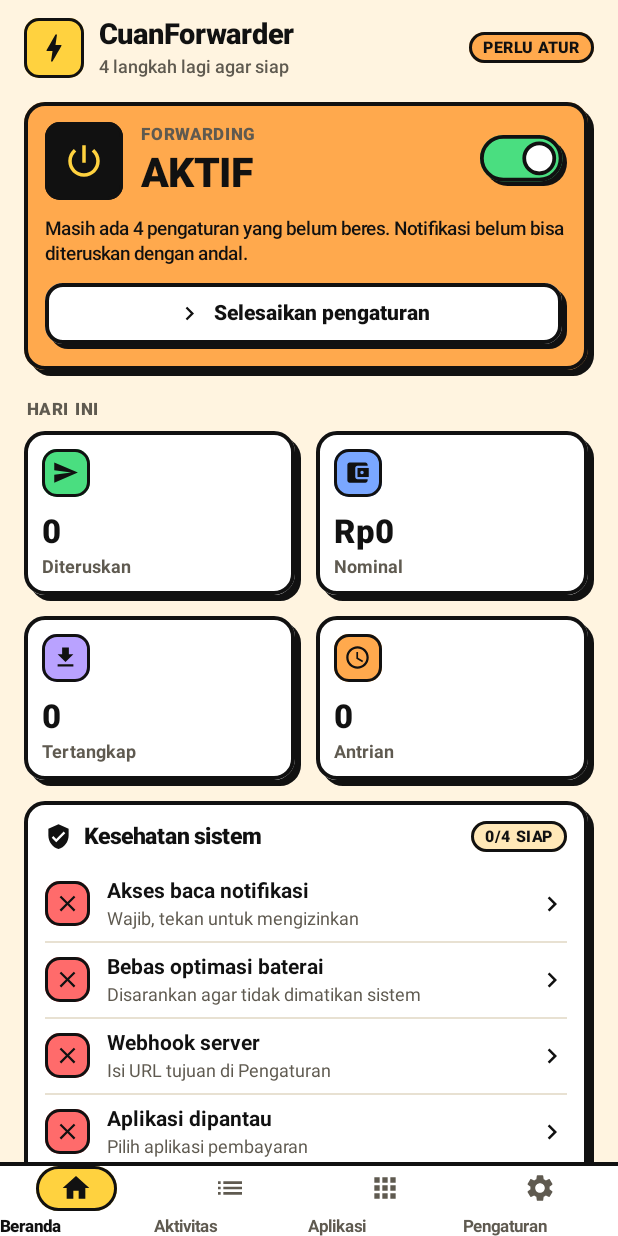
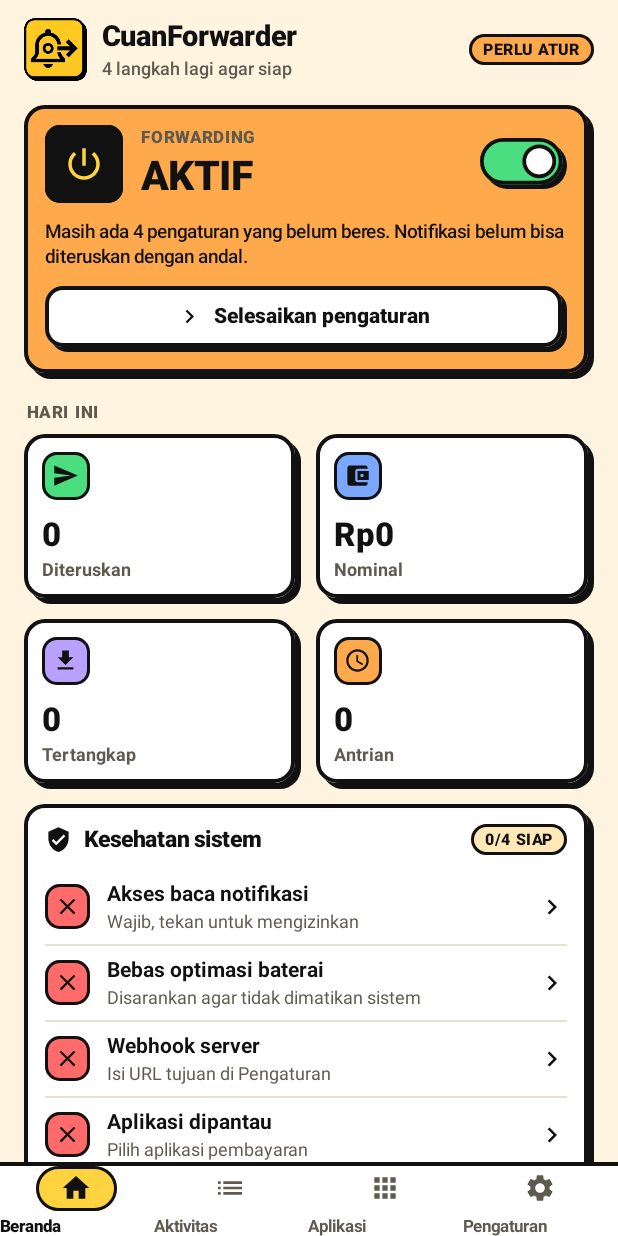
Before and after one commit to NixxyHorwitz/panen, an Android app: the screen it shows after launch (MainActivity), on a phone screen of 412 x 824 dp. Run offline under Robolectric (Android 15) with nearby library versions, the phone set to English and light mode, and no system bars.

Commit message:
CuanForwarder: bell-and-arrow launcher icon and header logo
Adaptive launcher icon built from the new logo (tile kept inside the safe zone
so circle and squircle masks don't crop it), monochrome layer for themed icons,
bell-with-arrow status bar icon, and the logo in the app header.

Co-Authored-By: Claude Opus 5.5 <noreply@anthropic.com>

```diff
--- a/android-forwarder/app/src/main/AndroidManifest.xml
+++ b/android-forwarder/app/src/main/AndroidManifest.xml
@@ -15,7 +15,8 @@
 
     <application
         android:allowBackup="false"
-        android:icon="@drawable/ic_app"
+        android:icon="@mipmap/ic_launcher"
+        android:roundIcon="@mipmap/ic_launcher"
         android:label="CuanForwarder"
         android:theme="@style/AppTheme"
         android:usesCleartextTraffic="false">
--- a/android-forwarder/app/src/main/java/com/cuanforwarder/app/MainActivity.java
+++ b/android-forwarder/app/src/main/java/com/cuanforwarder/app/MainActivity.java
@@ -136,8 +136,9 @@ public class MainActivity extends Activity {
     private LinearLayout buildHeader() {
         LinearLayout h = ui.hrow();
         h.setPadding(ui.dp(16), ui.dp(12), ui.dp(16), ui.dp(10));
-        Ui.Box logo = ui.tile(R.drawable.ic_bolt, Ui.YELLOW, 40, 24, Ui.INK);
-        h.addView(logo);
+        android.widget.ImageView logo = new android.widget.ImageView(this);
+        logo.setImageResource(R.drawable.logo);
+        h.addView(logo, new LinearLayout.LayoutParams(ui.dp(42), ui.dp(42)));
         LinearLayout col = ui.vcol();
         col.setPadding(ui.dp(10), 0, ui.dp(8), 0);
         col.addView(ui.text("CuanForwarder", 19, Ui.INK, Ui.BLACK));
--- a/android-forwarder/app/src/main/res/drawable/ic_bolt.xml
+++ /dev/null
@@ -1,6 +0,0 @@
-<?xml version="1.0" encoding="utf-8"?>
-<vector xmlns:android="http://schemas.android.com/apk/res/android"
-    android:width="24dp" android:height="24dp"
-    android:viewportWidth="24" android:viewportHeight="24">
-    <path android:fillColor="#FF000000" android:pathData="M11,21h-1l1,-7H7.5c-0.58,0 -0.57,-0.32 -0.38,-0.66 0.19,-0.34 0.05,-0.08 0.07,-0.12C8.48,10.94 10.42,7.54 13,3h1l-1,7h3.5c0.49,0 0.56,0.33 0.47,0.51l-0.07,0.15C12.96,17.55 11,21 11,21z" />
-</vector>
--- a/android-forwarder/app/src/main/res/drawable/ic_stat.xml
+++ b/android-forwarder/app/src/main/res/drawable/ic_stat.xml
@@ -1,6 +1,8 @@
 <?xml version="1.0" encoding="utf-8"?>
+<!-- Lonceng + panah: siluet logo CuanForwarder untuk ikon status bar -->
 <vector xmlns:android="http://schemas.android.com/apk/res/android"
     android:width="24dp" android:height="24dp"
     android:viewportWidth="24" android:viewportHeight="24">
-    <path android:fillColor="#FFFFFFFF" android:pathData="M11,21h-1l1,-7H7.5c-0.58,0 -0.57,-0.32 -0.38,-0.66 0.19,-0.34 0.05,-0.08 0.07,-0.12C8.48,10.94 10.42,7.54 13,3h1l-1,7h3.5c0.49,0 0.56,0.33 0.47,0.51l-0.07,0.15C12.96,17.55 11,21 11,21z" />
+    <path android:fillColor="#FFFFFFFF" android:pathData="M10,21.5c1.1,0 2,-0.9 2,-2h-4c0,1.1 0.9,2 2,2zM15,15.5v-5c0,-2.9 -1.6,-5.2 -4.2,-5.8V4c0,-0.45 -0.35,-0.8 -0.8,-0.8s-0.8,0.35 -0.8,0.8v0.7C6.6,5.3 5,7.6 5,10.5v5l-2,2v1h14v-1l-2,-2z" />
+    <path android:fillColor="#FFFFFFFF" android:pathData="M18.5,6.5l-1.2,1.2 1.5,1.5H14v1.7h4.8l-1.5,1.5 1.2,1.2 3.5,-3.5z" />
 </vector>
--- /dev/null
+++ b/android-forwarder/app/src/main/res/mipmap-anydpi-v26/ic_launcher.xml
@@ -0,0 +1,6 @@
+<?xml version="1.0" encoding="utf-8"?>
+<adaptive-icon xmlns:android="http://schemas.android.com/apk/res/android">
+    <background android:drawable="@color/launcher_bg" />
+    <foreground android:drawable="@mipmap/ic_launcher_fg" />
+    <monochrome android:drawable="@drawable/ic_stat" />
+</adaptive-icon>
--- /dev/null
+++ b/android-forwarder/app/src/main/res/values/colors.xml
@@ -0,0 +1,4 @@
+<?xml version="1.0" encoding="utf-8"?>
+<resources>
+    <color name="launcher_bg">#FFF1CE</color>
+</resources>
```
Also changed, not shown: android-forwarder/app/src/main/res/drawable/ic_app.xml (deleted, +0 -11 lines), android-forwarder/app/src/main/res/drawable-nodpi/logo.png (added), android-forwarder/app/src/main/res/mipmap-hdpi/ic_launcher_fg.png (added), android-forwarder/app/src/main/res/mipmap-mdpi/ic_launcher_fg.png (added), android-forwarder/app/src/main/res/mipmap-xhdpi/ic_launcher_fg.png (added), android-forwarder/app/src/main/res/mipmap-xxhdpi/ic_launcher_fg.png (added), android-forwarder/app/src/main/res/mipmap-xxxhdpi/ic_launcher_fg.png (added).
